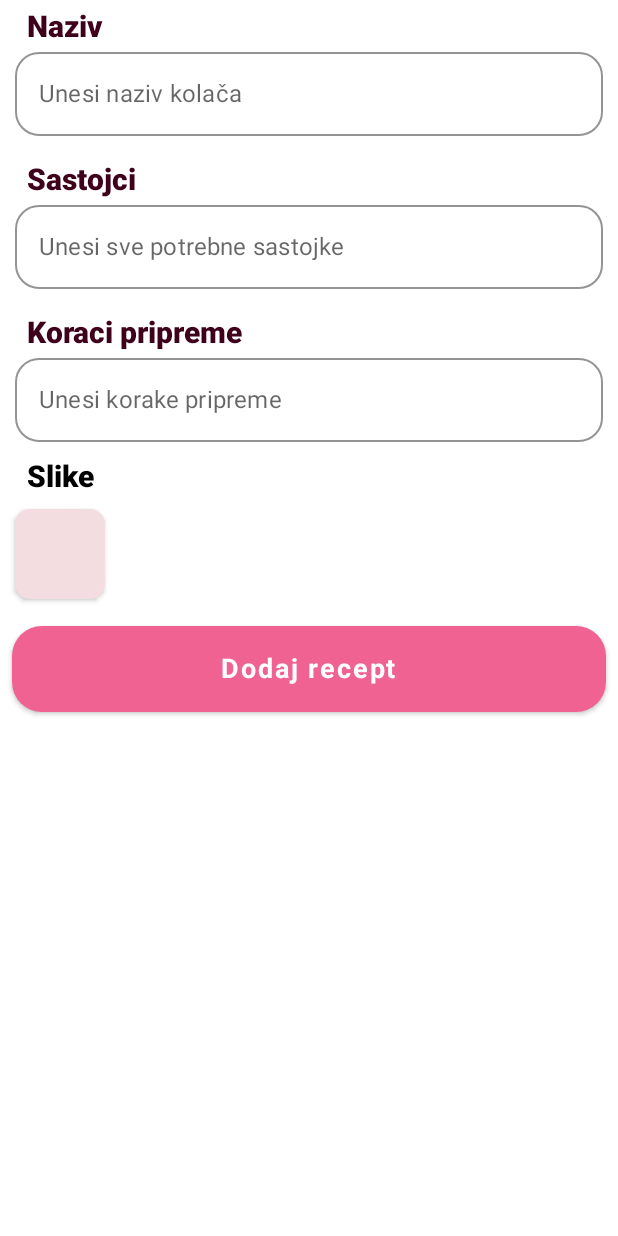
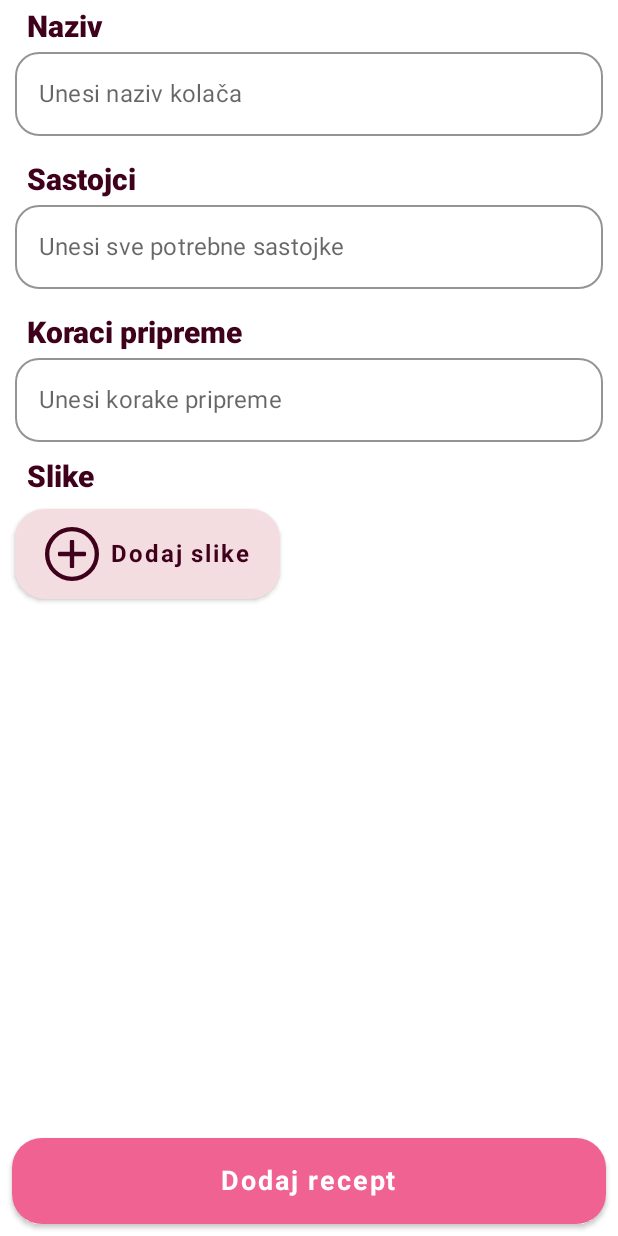
Before and after one commit to Svale09/CookE, an Android app built with Jetpack Compose: the @Preview function RecipeInputScreenPreview, on a phone screen of 412 x 824 dp. Run offline under Robolectric (Android 15) with nearby library versions, the phone set to English and light mode, and no system bars.

```diff
--- a/app/src/main/java/com/example/cooke/ui/recipeInput/RecipeInputScreen.kt
+++ b/app/src/main/java/com/example/cooke/ui/recipeInput/RecipeInputScreen.kt
@@ -1,5 +1,6 @@
 package com.example.cooke.ui.recipeInput
 
+import androidx.compose.foundation.Image
 import androidx.compose.foundation.layout.*
 import androidx.compose.foundation.rememberScrollState
 import androidx.compose.foundation.shape.RoundedCornerShape
@@ -9,11 +10,12 @@ import androidx.compose.runtime.Composable
 import androidx.compose.ui.Alignment
 import androidx.compose.ui.Modifier
 import androidx.compose.ui.graphics.Color
-import androidx.compose.ui.text.font.FontStyle
+import androidx.compose.ui.res.painterResource
 import androidx.compose.ui.text.font.FontWeight
 import androidx.compose.ui.tooling.preview.Preview
 import androidx.compose.ui.unit.dp
 import androidx.compose.ui.unit.sp
+import com.example.cooke.R
 import com.example.cooke.ui.component.InputField
 import com.example.cooke.ui.component.InputFieldViewState
 import com.example.cooke.ui.recipeInput.mapper.RecipeInputScreenMapper
@@ -31,45 +33,22 @@ val RecipeInputViewState = RecipeInputViewStateMapper.toRecipeInputScreenViewSta
 )
 
 @Composable
+fun RecipeInputScreenRoute(){
+    RecipeInputScreen()
+}
+
+@Composable
 fun RecipeInputScreen() {
-    val scrollState = rememberScrollState()
     Scaffold(
         content = { padding ->
-            Column(
-                modifier = Modifier
-                    .verticalScroll(scrollState)
-                    .fillMaxHeight(),
-                horizontalAlignment = Alignment.Start,
-                verticalArrangement = Arrangement.SpaceBetween
-            ) {
-                InputField(
-                    inputFieldViewState = RecipeInputViewState.titleInputFieldState,
-                    modifier = Modifier.padding(vertical = 6.dp)
-                )
-                InputField(
-                    inputFieldViewState = RecipeInputViewState.ingridientsInputFieldViewState,
-                    modifier = Modifier.padding(vertical = 6.dp)
-                )
-                InputField(
-                    inputFieldViewState = RecipeInputViewState.preparationInputFieldViewState,
-                    modifier = Modifier.padding(vertical = 6.dp)
-                )
-                Text(text = "Slike", style = SectionTitle, modifier = Modifier.padding(horizontal = 18.dp))
-                Button(
-                    onClick = { /*TODO*/ },
-                    shape = RoundedCornerShape(10.dp),
-                    modifier = Modifier
-                        .padding(10.dp)
-                        .size(60.dp),
-                    colors = ButtonDefaults.buttonColors(backgroundColor = Color(0xfff3dde1))
-                ) {
-                }
+            Box(modifier = Modifier.fillMaxSize()) {
+                RecipeInputScreenBody()
                 Button(
                     onClick = { /*TODO*/ },
                     shape = RoundedCornerShape(20.dp),
                     modifier = Modifier
-                        .align(Alignment.CenterHorizontally)
                         .fillMaxWidth()
+                        .align(Alignment.BottomCenter)
                         .padding(Spacing().small),
                     colors = ButtonDefaults.buttonColors(backgroundColor = Color(0xfff06292))
                 ) {
@@ -82,12 +61,71 @@ fun RecipeInputScreen() {
                     )
                 }
             }
-        }
-    )
+        })
 }
+
 
 @Preview
 @Composable
 private fun RecipeInputScreenPreview() {
     RecipeInputScreen()
 }
+
+@Composable
+fun RecipeInputScreenBody() {
+    val scrollState = rememberScrollState()
+    Column(
+        modifier = Modifier
+            .verticalScroll(state = scrollState)
+            .fillMaxHeight(),
+        horizontalAlignment = Alignment.Start,
+        verticalArrangement = Arrangement.SpaceBetween
+    )
+    {
+        InputField(
+            inputFieldViewState = RecipeInputViewState.titleInputFieldState,
+            modifier = Modifier.padding(vertical = 6.dp)
+        )
+        InputField(
+            inputFieldViewState = RecipeInputViewState.ingridientsInputFieldViewState,
+            modifier = Modifier.padding(vertical = 6.dp)
+        )
+        InputField(
+            inputFieldViewState = RecipeInputViewState.preparationInputFieldViewState,
+            modifier = Modifier.padding(vertical = 6.dp)
+        )
+        Text(
+            text = "Slike",
+            style = SectionTitle,
+            modifier = Modifier.padding(horizontal = 18.dp),
+            color = Color(0xff3f001b)
+        )
+        Button(
+            onClick = { /*TODO*/ },
+            shape = RoundedCornerShape(20.dp),
+            modifier = Modifier
+                .padding(end = 10.dp, start = 10.dp, top = 10.dp, bottom = 80.dp)
+                .height(60.dp),
+            colors = ButtonDefaults.buttonColors(backgroundColor = Color(0xfff3dde1)),
+            content = {
+                Row(
+                    modifier = Modifier.wrapContentWidth(),
+                    verticalAlignment = Alignment.CenterVertically
+                ) {
+                    Image(
+                        painter = painterResource(id = R.drawable.icon_plus),
+                        contentDescription = "Plus icon",
+                        modifier = Modifier.padding(4.dp)
+                    )
+                    Text(
+                        text = "Dodaj slike",
+                        color = Color(0xff3f001b),
+                        modifier = Modifier.padding(4.dp),
+                        fontSize = 16.sp,
+                        fontWeight = FontWeight.Bold
+                    )
+                }
+            }
+        )
+    }
+}
--- /dev/null
+++ b/app/src/main/res/drawable/icon_plus.xml
@@ -0,0 +1,17 @@
+<vector xmlns:android="http://schemas.android.com/apk/res/android"
+    android:width="50dp"
+    android:height="50dp"
+    android:viewportWidth="50"
+    android:viewportHeight="50">
+  <path
+      android:pathData="M25,25m-23,0a23,23 0,1 1,46 0a23,23 0,1 1,-46 0"
+      android:strokeWidth="4"
+      android:fillColor="#00000000"
+      android:strokeColor="#3F001B"/>
+  <path
+      android:pathData="M13,23L37,23A1,1 0,0 1,38 24L38,26A1,1 0,0 1,37 27L13,27A1,1 0,0 1,12 26L12,24A1,1 0,0 1,13 23z"
+      android:fillColor="#3F001B"/>
+  <path
+      android:pathData="M27,13L27,37A1,1 0,0 1,26 38L24,38A1,1 0,0 1,23 37L23,13A1,1 0,0 1,24 12L26,12A1,1 0,0 1,27 13z"
+      android:fillColor="#3F001B"/>
+</vector>
```
Also changed, not shown: app/src/main/java/com/example/cooke/model/RecipeCategory.kt (added, +11 -0 lines), app/src/main/java/com/example/cooke/ui/component/CategoryLabel.kt (+13 -13 lines), app/src/main/java/com/example/cooke/ui/component/RecipeCard.kt (+3 -5 lines), app/src/main/java/com/example/cooke/ui/home/HomeScreen.kt (+96 -0 lines), app/src/main/java/com/example/cooke/ui/home/HomeScreenViewState.kt (+6 -2 lines), app/src/main/java/com/example/cooke/ui/home/mapper/HomeScreenMapper.kt (+8 -2 lines), app/src/main/java/com/example/cooke/ui/home/mapper/HomeScreenMapperImpl.kt (added, +53 -0 lines), app/src/main/res/values/strings.xml (+7 -0 lines).
